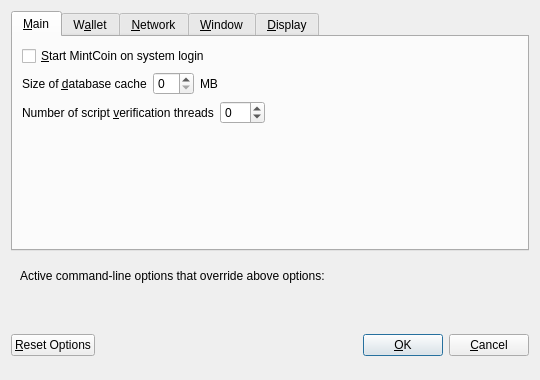
Qt form src/qt/forms/optionsdialog.ui (MintcoinCommunity/Mintcoin-Desktop-Wallet) before a commit.
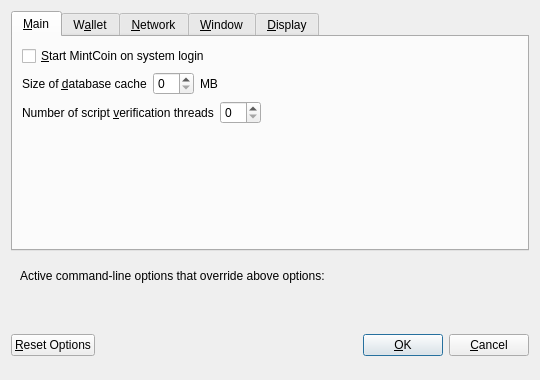
The same form after that commit. Custom widgets are drawn as their Qt base class.

Commit message:
add constant for shared (GUI/core) -par settings
- introduce DEFAULT_SCRIPTCHECK_THREADS in main.h
- only show values from -"MAX_HW_THREADS" up to 16 for -par, as it
  makes no sense to try to leave more "cores free" than the system
  supports anyway
- use the new constant in optionsdialog and remove defaults from
  .ui file

BTC Commit(s):
5409404d7585d45b5d4a7142171f138c213e6e19

What changed in the file:
```diff
--- a/src/qt/forms/optionsdialog.ui
+++ b/src/qt/forms/optionsdialog.ui
@@ -98,13 +98,7 @@
          <item>
           <widget class="QSpinBox" name="threadsScriptVerif">
            <property name="toolTip">
-            <string>Set the number of script verification threads (up to 16, 0 = auto, &lt;0 = leave that many cores free, default: 0)</string>
-           </property>
-           <property name="minimum">
-            <number>-16</number>
-           </property>
-           <property name="maximum">
-            <number>16</number>
+            <string>(0 = auto, &lt;0 = leave that many cores free)</string>
            </property>
           </widget>
          </item>
```
The commit also changes 4 other files.
